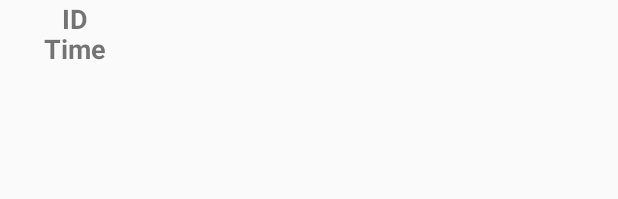
After one commit to mik30s/ASRFID, an Android app: the layout list_single.xml on its own in the app's theme, with its tools: preview values and no code run, on a phone screen of 412 x 824 dp. The commit adds this screen. Shown: the top 199 px of the screen. Run offline under Robolectric (Android 15) with nearby library versions, the phone set to English and light mode, and no system bars.

Commit message:
Update android app

```diff
--- a/android/app/build.gradle
+++ b/android/app/build.gradle
@@ -29,4 +29,5 @@ dependencies {
     compile 'com.android.support:design:26.+'
     testCompile 'junit:junit:4.12'
     compile project(':alienapi')
+    compile 'org.apache.directory.studio:org.apache.commons.io:2.4'
 }
--- /dev/null
+++ b/android/app/src/main/res/layout/list_single.xml
@@ -0,0 +1,36 @@
+<?xml version="1.0" encoding="utf-8"?>
+<TableLayout xmlns:android="http://schemas.android.com/apk/res/android"
+    android:layout_width="match_parent"
+    android:layout_height="match_parent" >
+    <TableRow>
+
+        <TextView
+            android:id="@+id/list_subject_id_label"
+            android:layout_width="100dp"
+            android:layout_height="20dp"
+            android:text="ID"
+            android:textAlignment="center"
+            android:textSize="18sp"
+            android:textStyle="bold"
+            android:typeface="normal" />
+        <TextView
+            android:id="@+id/list_subject_id"
+            android:layout_width="wrap_content"
+            android:layout_height="20dp"/>
+    </TableRow>
+    <TableRow>
+
+        <TextView
+            android:id="@+id/list_subject_time_label"
+            android:layout_width="100dp"
+            android:layout_height="30dp"
+            android:text="Time"
+            android:textAlignment="center"
+            android:textSize="18sp"
+            android:textStyle="bold" />
+        <TextView
+            android:id="@+id/list_subject_time"
+            android:layout_width="wrap_content"
+            android:layout_height="30dp" />
+    </TableRow>
+</TableLayout>
--- a/android/app/src/main/res/menu/menu_main.xml
+++ b/android/app/src/main/res/menu/menu_main.xml
@@ -4,7 +4,7 @@
     tools:context="edu.tarleton.timestamp.MainActivity">
     <item
         android:id="@+id/action_settings"
-        android:orderInCategory="100"
+        android:orderInCategory="101"
         android:title="@string/action_settings"
         app:showAsAction="never" />
 </menu>
```
Also changed, not shown: android/app/src/main/java/edu/tarleton/timestamp/DatabaseWriter.java (added, +86 -0 lines), android/app/src/main/java/edu/tarleton/timestamp/MainActivity.java (+81 -10 lines), android/app/src/main/java/edu/tarleton/timestamp/SubjectData.java (added, +20 -0 lines), android/app/src/main/java/edu/tarleton/timestamp/SubjectDataWriter.java (added, +149 -0 lines), android/app/src/main/java/edu/tarleton/timestamp/SubjectListItem.java (added, +37 -0 lines), android/app/src/main/res/layout/activity_main.xml (+18 -11 lines), 3 other files.
